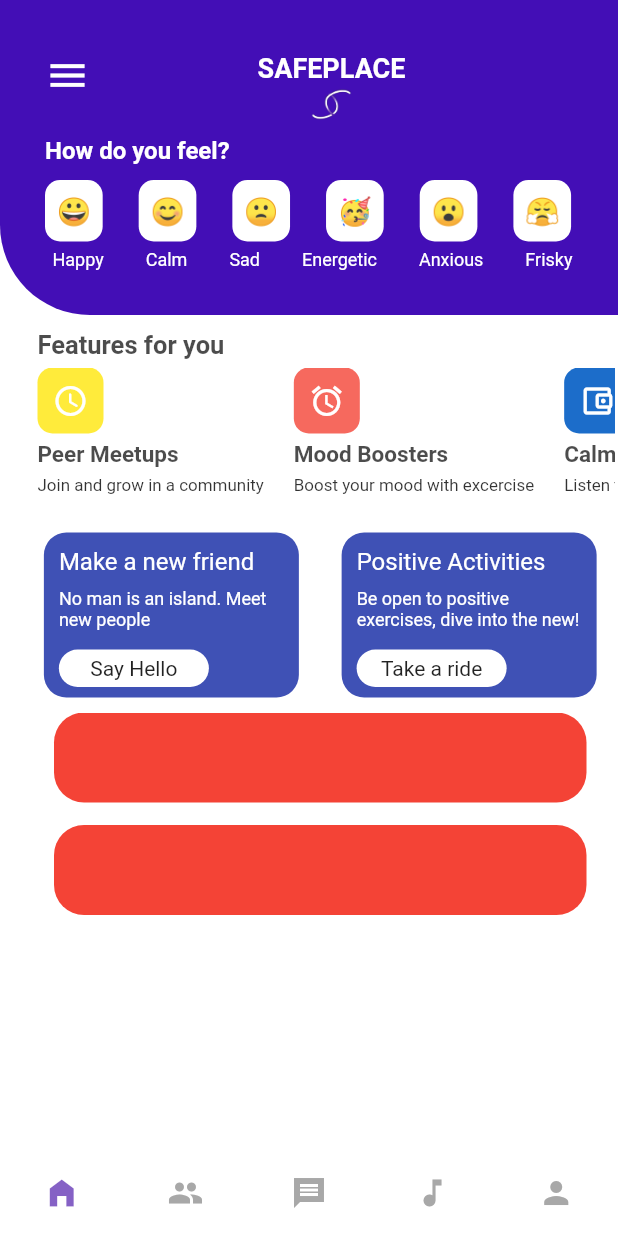
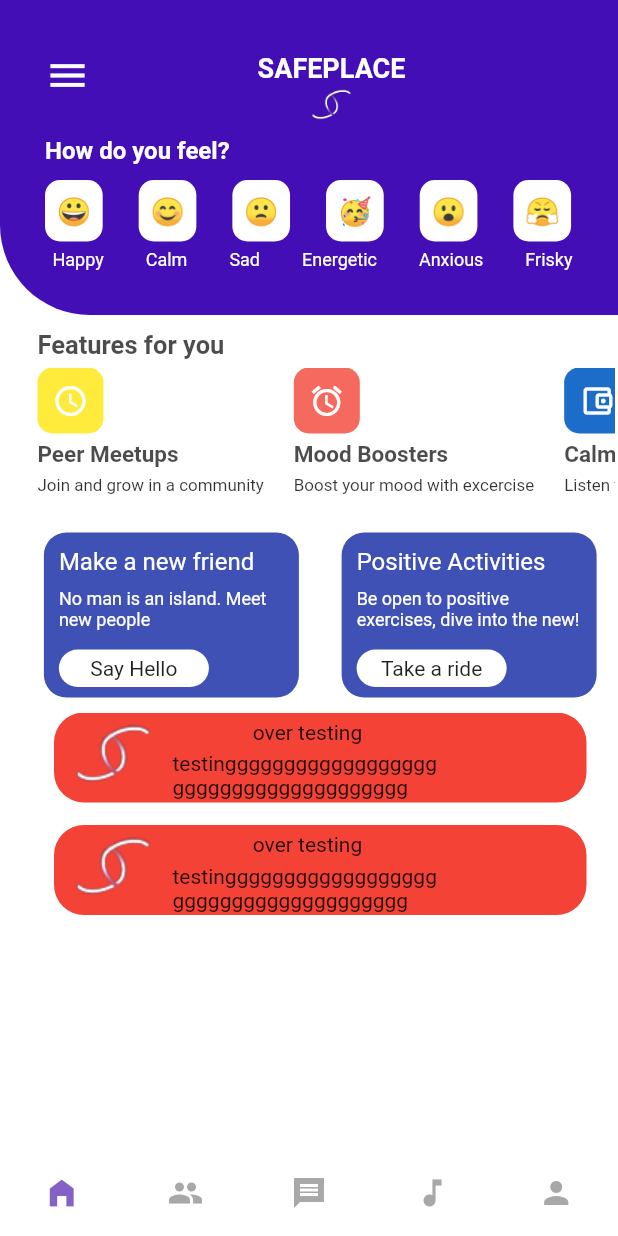
Before and after one commit to jaymesC/safeplace-social-app, a Flutter app: the screen it shows after launch, on a phone screen of 412 x 824 dp. Run offline on Flutter 3.47's test engine with Material 2 defaults, Android fonts, the phone set to English and light mode, and no system bars; our stand-ins replace flutter_spinkit, font_awesome_flutter.

Commit message:
updated listTab widget

```diff
--- a/lib/pages/home_page.dart
+++ b/lib/pages/home_page.dart
@@ -237,7 +237,11 @@ class HomePage extends StatelessWidget {
       child: ListView.builder(
           itemCount: 4,
           itemBuilder: (_, index) {
-            return ListTab();
+            return ListTab(
+              image: 'images/logo.png',
+              text: 'testingggggggggggggggggggggggggggggggggggggg',
+              title: 'over testing',
+            );
           }),
     );
   }
--- a/lib/widgets/list_tab.dart
+++ b/lib/widgets/list_tab.dart
@@ -1,7 +1,13 @@
 import 'package:flutter/material.dart';
 
 class ListTab extends StatelessWidget {
-  const ListTab({Key? key}) : super(key: key);
+  final String image;
+  final String title;
+  final String text;
+
+  const ListTab(
+      {Key? key, required this.image, required this.title, required this.text})
+      : super(key: key);
 
   @override
   Widget build(BuildContext context) {
@@ -12,7 +18,21 @@ class ListTab extends StatelessWidget {
       decoration: BoxDecoration(
           color: Colors.red, borderRadius: BorderRadius.circular(20)),
       child: Row(
-        children: [],
+        // mainAxisAlignment: MainAxisAlignment.spaceBetween,
+        children: [
+          Image(image: AssetImage(image)),
+          Container(
+            width: 180,
+            child: Column(
+              children: [
+                SizedBox(height: 5),
+                Text(title),
+                SizedBox(height: 5),
+                Text(text),
+              ],
+            ),
+          )
+        ],
       ),
     );
   }
```
